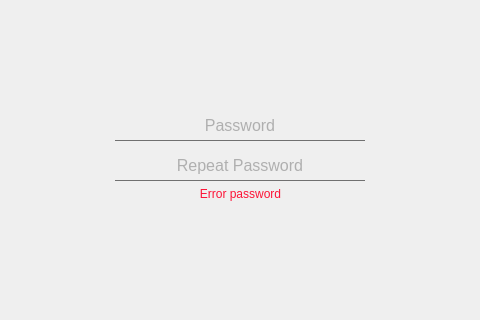
This is src/qt/veil/forms/createpassword.ui in Veil-Project/veil as Qt 5 draws it before an edit; both pictures show x 103 to 583 and y 116 to 436 of the 687 by 532 pixel window. The edited form follows.
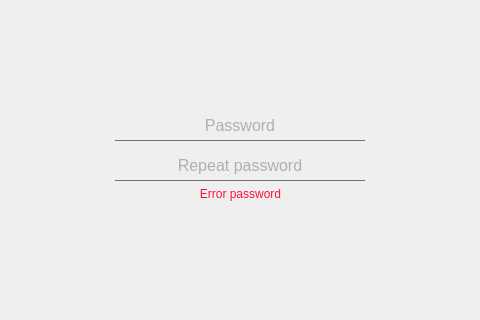
This is the edited form.

```diff
--- a/src/qt/veil/forms/createpassword.ui
+++ b/src/qt/veil/forms/createpassword.ui
@@ -197,7 +197,7 @@
          <set>Qt::AlignCenter</set>
         </property>
         <property name="placeholderText">
-         <string>Repeat Password</string>
+         <string>Repeat password</string>
         </property>
        </widget>
       </item>
```
